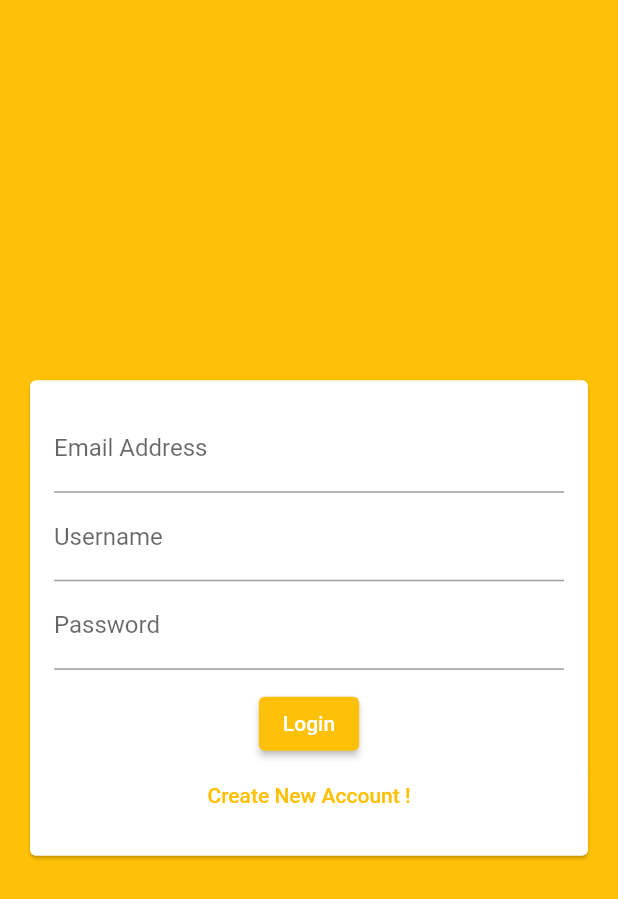
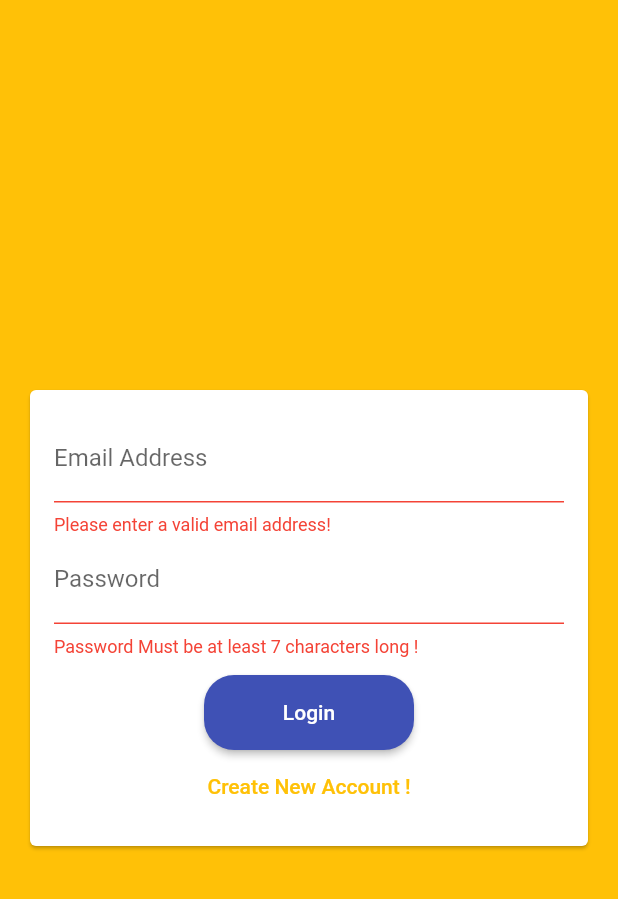
Before and after one commit to hawaSylla/LitehouseBeta, a Flutter app: the screen it shows after launch, after a tap on "Login", on a phone screen of 412 x 824 dp. Shown: the top 899 px of the screen. Run offline on Flutter 3.47's test engine with Material 2 defaults, Android fonts, the phone set to English and light mode, and no system bars; our stand-ins replace cloud_firestore, firebase_auth, firebase_core; accounts and stored records are empty.

Commit message:
Login Authorization Added

```diff
--- a/lib/main.dart
+++ b/lib/main.dart
@@ -22,7 +22,8 @@
   Widget build(BuildContext context) {
     return MaterialApp(
       title: 'LiteHouseChat',
-      theme: ThemeData.from(
+      theme: ThemeData(
+          // scaffoldBackgroundColor: Colors.amber,
           // This is the theme of your application.
           //
           // Try running your application with "flutter run". You'll see the
@@ -36,7 +37,7 @@
           // backgroundColor: Colors.amber,
           // accentColor: Colors.indigo,
           // accentColorBrightness: Brightness.dark,
-        colorScheme: ColorScheme(
+          colorScheme: const ColorScheme(
             brightness: Brightness.light,
             primary: Colors.amber,
             onPrimary: Colors.white,
@@ -49,11 +50,15 @@
             surface: Colors.white,
             onSurface: Colors.black26,
           ),
-        // buttonTheme: ButtonTheme.of(context).copyWith(
-        //     buttonColor: Colors.indigo,
-        //     textTheme: ButtonTextTheme.primary,
-        //     shape: RoundedRectangleBorder(
-        //         borderRadius: BorderRadius.circular(20))),
+          backgroundColor: Colors.amber,
+          elevatedButtonTheme: ElevatedButtonThemeData(
+              style: ElevatedButton.styleFrom(
+                  foregroundColor: Colors.white,
+                  backgroundColor: Colors.indigo,
+                  fixedSize: Size(140, 50),
+                  padding: EdgeInsets.all(10),
+                  shape: RoundedRectangleBorder(
+                      borderRadius: BorderRadius.circular(20))))
           // ColorScheme.fromSeed(seedColor: Colors.amber),
           ),
       home: AuthScreen(),
--- a/lib/screens/auth_screen.dart
+++ b/lib/screens/auth_screen.dart
@@ -1,5 +1,7 @@
 import 'package:flutter/material.dart';
 import 'package:litehouse_app/widgets/auth/auth_form.dart';
+import 'package:firebase_auth/firebase_auth.dart';
+import 'package:flutter/services.dart';
 
 class AuthScreen extends StatefulWidget {
   const AuthScreen({super.key});
@@ -9,11 +11,38 @@
 }
 
 class _AuthScreenState extends State<AuthScreen> {
+  final _auth = FirebaseAuth.instance;
+  void _submitAuthForm(
+      String email, String password, String userName, bool isLogin) async {
+    UserCredential authResult;
+    try {
+      if (isLogin) {
+        authResult = await _auth.signInWithEmailAndPassword(
+            email: email, password: password);
+      } else {
+        authResult = await _auth.createUserWithEmailAndPassword(
+            email: email, password: password);
+      }
+    } on PlatformException catch (err) {
+      String? message = 'An error occured, please check your credentials !';
+
+      if (err.message != null) {
+        message = err.message;
+      }
+      ScaffoldMessenger.of(context).showSnackBar(SnackBar(
+        content: Text(message!),
+        backgroundColor: Theme.of(context).colorScheme.error,
+      ));
+    }
+  }
+
   @override
   Widget build(BuildContext context) {
     return Scaffold(
-      backgroundColor: Theme.of(context).primaryColor,
-      body: AuthForm(),
+      backgroundColor: Theme.of(context).colorScheme.primary,
+      body: AuthForm(
+        _submitAuthForm,
+      ),
     );
   }
 }
--- a/lib/widgets/auth/auth_form.dart
+++ b/lib/widgets/auth/auth_form.dart
@@ -3,49 +3,106 @@
 import 'package:flutter/material.dart';
 
 class AuthForm extends StatefulWidget {
-  const AuthForm({super.key});
-
+  AuthForm(this.submitFn);
+  final void Function(
+      String email, String password, String userName, bool isLogin) submitFn;
   @override
   State<AuthForm> createState() => _AuthFormState();
 }
 
 class _AuthFormState extends State<AuthForm> {
+  final _formKey = GlobalKey<FormState>();
+  var _isLogin = true;
+  var _userEmail = '';
+  var _userName = '';
+  var _userPassword = '';
+
+  void _trySubmit() {
+    final isValid = _formKey.currentState!.validate();
+    FocusScope.of(context).unfocus();
+    if (isValid) {
+      _formKey.currentState!.save();
+      widget.submitFn(_userEmail, _userName, _userPassword, _isLogin);
+
+      // Use values to send auth request
+    }
+  }
+
   @override
   Widget build(BuildContext context) {
     return Center(
       child: Card(
-        margin: EdgeInsets.all(20),
+        margin: const EdgeInsets.all(20),
         child: SingleChildScrollView(
             child: Padding(
-          padding: EdgeInsets.all(16),
+          padding: const EdgeInsets.all(16),
           child: Form(
+              key: _formKey,
               child: Column(
                 mainAxisSize: MainAxisSize.min,
                 children: <Widget>[
                   TextFormField(
+                    key: ValueKey('email'),
+                    validator: (value) {
+                      if (value!.isEmpty || !value.contains("@")) {
+                        return 'Please enter a valid email address!';
+                      }
+                      return null;
+                    },
                     keyboardType: TextInputType.emailAddress,
-                decoration: InputDecoration(labelText: 'Email Address'),
+                    decoration:
+                        const InputDecoration(labelText: 'Email Address'),
+                    onSaved: ((newValue) {
+                      _userEmail = newValue!;
+                    }),
+                  ),
+                  if (!_isLogin)
+                    TextFormField(
+                      key: ValueKey('username'),
+                      validator: (value) {
+                        if (value!.isEmpty || value.length < 4) {
+                          return 'Please enter at least 4 characters !';
+                        }
+                        return null;
+                      },
+                      decoration: const InputDecoration(labelText: 'Username'),
+                      onSaved: ((newValue) {
+                        _userName = newValue!;
+                      }),
                     ),
                   TextFormField(
-                decoration: InputDecoration(labelText: 'Username'),
+                    key: ValueKey('password'),
+                    validator: (value) {
+                      if (value!.isEmpty || value.length < 7) {
+                        return 'Password Must be at least 7 characters long !';
+                      }
+                      return null;
+                    },
+                    decoration: const InputDecoration(labelText: 'Password'),
+                    obscureText: true,
+                    onSaved: ((newValue) {
+                      _userPassword = newValue!;
+                    }),
                   ),
-              TextFormField(
-                decoration: InputDecoration(labelText: 'Password'),
-                obscureText: true,
-              ),
-              SizedBox(
+                  const SizedBox(
                     height: 12,
                   ),
                   ElevatedButton(
-                onPressed: (() {}),
-                child: Text('Login'),
+                    onPressed: _trySubmit,
+                    child: Text(_isLogin ? 'Login' : "Sign-Up"),
                   ),
                   TextButton(
                       style: TextButton.styleFrom(
-                    foregroundColor: Theme.of(context).primaryColor,
+                        foregroundColor: Theme.of(context).colorScheme.primary,
                       ),
-                  onPressed: (() {}),
-                  child: Text("Create New Account !"))
+                      onPressed: (() {
+                        setState(() {
+                          _isLogin = !_isLogin;
+                        });
+                      }),
+                      child: Text(_isLogin
+                          ? "Create New Account !"
+                          : 'I already have an account'))
                 ],
               )),
         )),
--- a/pubspec.yaml
+++ b/pubspec.yaml
@@ -38,6 +38,7 @@
   cupertino_icons: ^1.0.2
   cloud_firestore: ^4.1.0
   firebase_core: ^2.3.0
+  firebase_auth: ^4.1.4
 
 dev_dependencies:
   flutter_test:
```
Also changed, not shown: pubspec.lock, 1 other file. Lines whose indentation alone changed are shown as unchanged.
